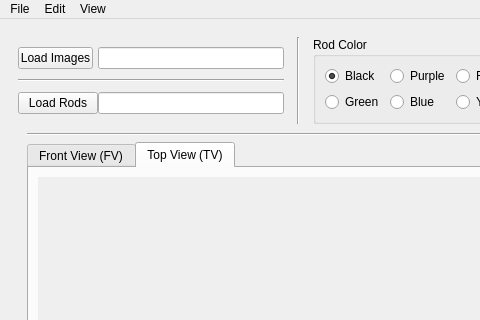
This is Python/track_ui.ui in ANP-Granular/ParticleTracking as Qt 5 draws it before an edit; both pictures show x 0 to 480 and y 0 to 320 of the 1072 by 532 pixel window. The edited form follows.
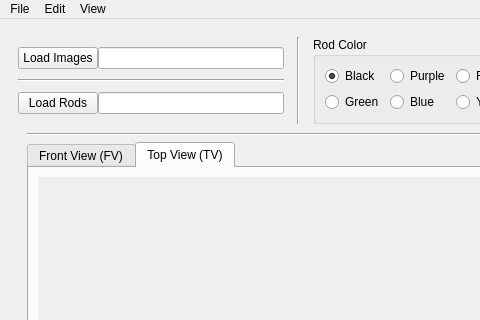
This is the edited form. The open tabs and pages were chosen to show the change. Icons and pictures are not drawn. Custom widgets are drawn as their Qt base class.

Commit message: fix: fixes clipped button/checkbox texts

The edit to the form file:
```diff
--- a/Python/track_ui.ui
+++ b/Python/track_ui.ui
@@ -67,7 +67,7 @@
               </property>
               <property name="maximumSize">
                <size>
-                <width>75</width>
+                <width>16777215</width>
                 <height>16777215</height>
                </size>
               </property>
```
Left out of the diff: 4 changed lines with no effect on the pictures. The commit also changes 2 other files.
